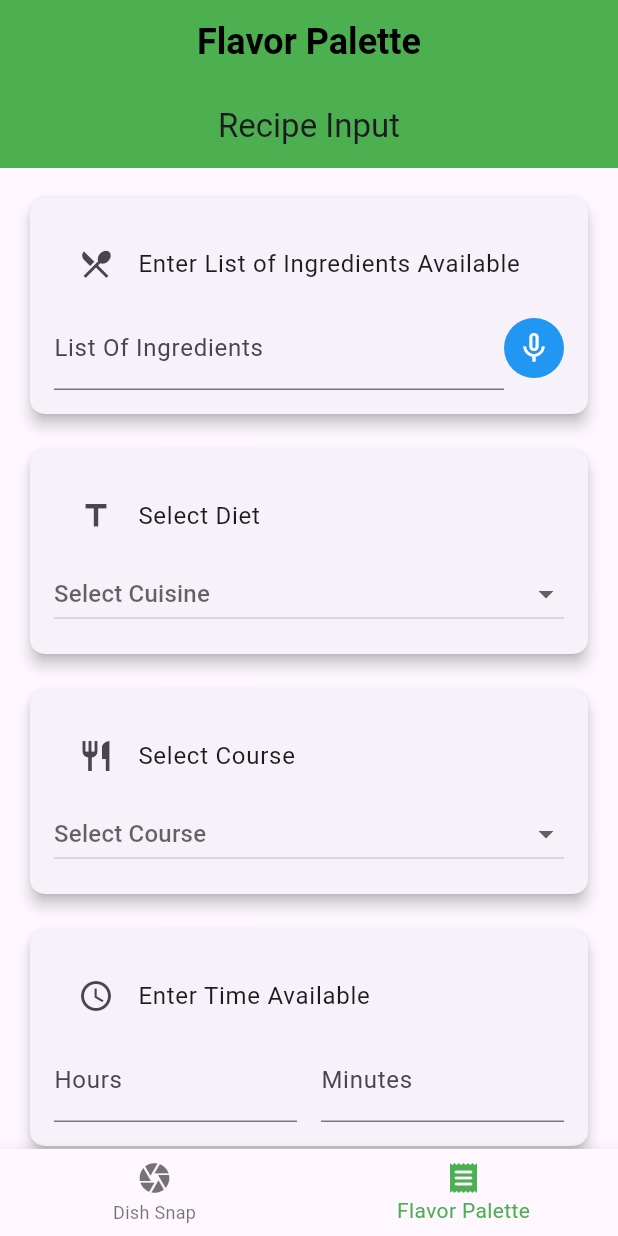
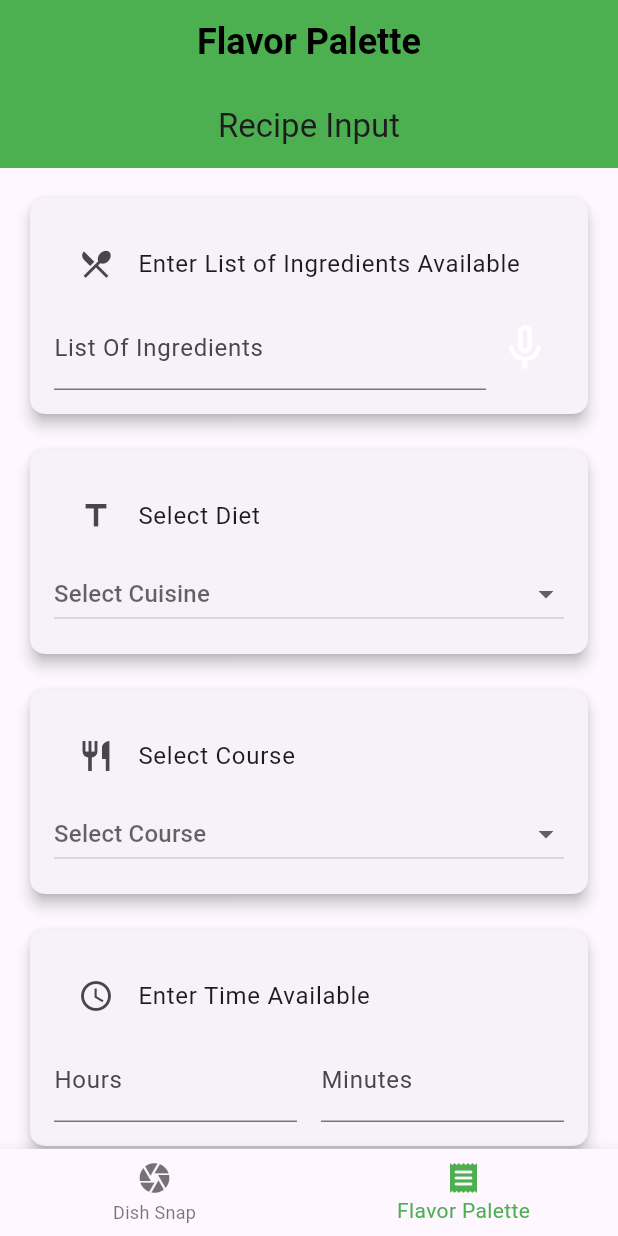
Before and after one commit to VinodrajVK/Flavor-Finder, a Flutter app: the screen it shows after launch, item 2 of the bottom bar chosen, on a phone screen of 412 x 824 dp. Run offline on Flutter 3.47's test engine with Material 3 defaults, Android fonts, the phone set to English and light mode, and no system bars; drawn by our look-alikes of avatar_glow; our stand-ins replace flutter_riverpod, get, image_picker, speech_to_text.

Commit message:
Adding Voice feature

```diff
--- a/lib/screens/text_screen.dart
+++ b/lib/screens/text_screen.dart
@@ -1,5 +1,3 @@
-import 'dart:ffi';
-
 import 'package:avatar_glow/avatar_glow.dart';
 import 'package:flavor_finder/models/text_input.dart';
 import 'package:flavor_finder/screens/recipe_list_screen.dart';
@@ -23,7 +21,6 @@ class _TextScreen extends ConsumerState<TextScreen> {
   stt.SpeechToText _speech = stt.SpeechToText();
   bool _isListening = false;
   String _recognizedText = '';
-  TextEditingController? _activeController;
 
   @override
   void initState() {
@@ -50,42 +47,26 @@ class _TextScreen extends ConsumerState<TextScreen> {
 
   void _startListening(TextEditingController controller) async {
     if (!_isListening) {
-      bool available = await _speech.initialize(
-        onStatus: (status) {
-          print('Speech recognition status: $status');
-        },
-        onError: (error) {
-          print('Speech recognition error: $error');
-        },
-      );
-
-      if (available) {
       setState(() {
         _isListening = true;
-          _activeController = controller;
-          _recognizedText = ''; // Clear previous text when you start listening
+        _recognizedText = '';
       });
 
       _speech.listen(
         onResult: (result) {
-            // Update _recognizedText but don't update the controller here
           setState(() {
             _recognizedText = result.recognizedWords;
+            controller.text = _recognizedText; // Update directly
           });
         },
       );
-      }
     }
   }
 
   void _stopListening() async {
     if (_isListening) {
       await _speech.stop();
-      setState(() {
-        _isListening = false;
-        _activeController?.text = _recognizedText; // Update the text field
-        _activeController = null;
-      });
+      setState(() => _isListening = false);
     }
   }
 
@@ -139,42 +120,27 @@ class _TextScreen extends ConsumerState<TextScreen> {
                                 },
                               ),
                             ),
-                            AvatarGlow(
-                              animate: _isListening &&
-                                  _activeController == ingredientsController,
-                              glowColor: Colors.blue,
-                              //endRadius: 25.0,
-                              duration: const Duration(milliseconds: 2000),
-                              //repeatPauseDuration:
-                              // const Duration(milliseconds: 100),
-                              repeat: true,
-                              child: GestureDetector(
-                                onLongPressStart: (details) {
-                                  if (_activeController ==
-                                      ingredientsController) {
+                            // Voice Input Button (No Long Press)
+                            IconButton(
+                              onPressed: () {
+                                if (_isListening) {
                                   _stopListening();
                                 } else {
-                                    if (_activeController != null) {
-                                      _stopListening();
-                                    }
                                   _startListening(ingredientsController);
                                 }
                               },
-                                onLongPressEnd: (details) {
-                                  _stopListening();
-                                },
-                                child: CircleAvatar(
-                                  backgroundColor: Colors.blue,
-                                  radius: 20.0,
+                              icon: AvatarGlow(
+                                animate: _isListening,
+                                glowColor: Colors.blue,
+                                //endRadius: 25.0,
+                                duration: const Duration(milliseconds: 1000),
+                                // repeatPauseDuration:
+                                // const Duration(milliseconds: 100),
+                                repeat: true,
                                 child: Icon(
-                                    _isListening &&
-                                            _activeController ==
-                                                ingredientsController
-                                        ? Icons.mic
-                                        : Icons.mic_none,
+                                  _isListening ? Icons.mic : Icons.mic_none,
                                   color: Colors.white,
-                                    size: 24.0,
-                                  ),
+                                  size: 36.0,
                                 ),
                               ),
                             ),
```
Lines whose indentation alone changed are shown as unchanged.
